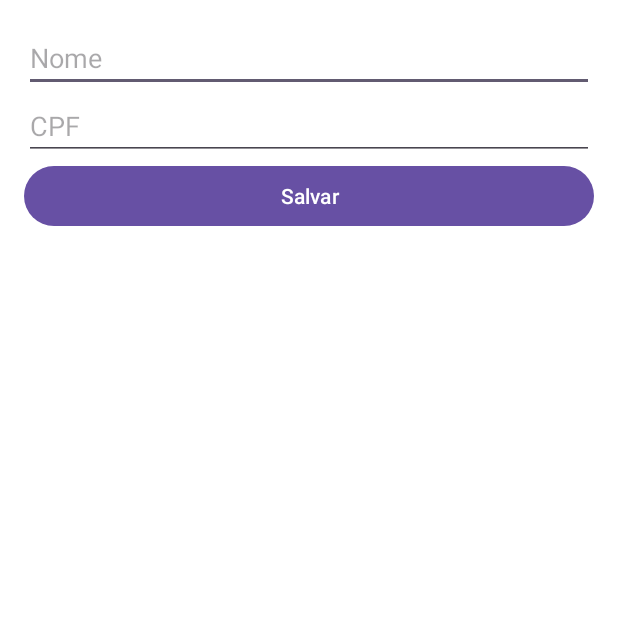
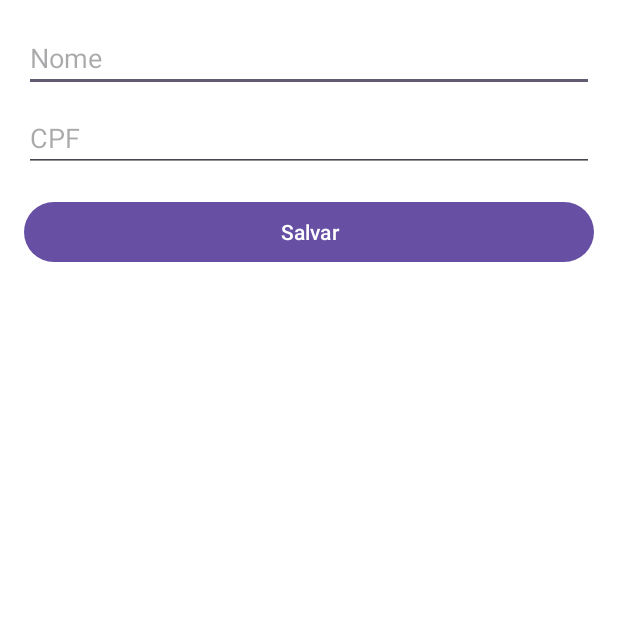
Before and after one commit to joao-vittorr/AvaliacaoConsultaMedicaAppAndroidComApiEmJava, an Android app: the CadastroPacienteActivity screen opened directly, with no data from a screen before it, on a phone screen of 412 x 824 dp, the top half of it. Run offline under Robolectric (Android 15) with nearby library versions, the phone set to English and light mode, and no system bars.

Commit message:
corrigindo tela de cadastro de paciente e listagem

```diff
--- a/app/build.gradle.kts
+++ b/app/build.gradle.kts
@@ -42,6 +42,9 @@ dependencies {
     // Adicione a dependência do OkHttp
     implementation("com.squareup.okhttp3:okhttp:4.9.3")
     implementation ("com.google.code.gson:gson:2.8.9")
+    implementation ("com.squareup.okhttp3:okhttp:4.9.3")
+    implementation ("com.squareup.okhttp3:okhttp:4.9.3")
+
 
 
     testImplementation(libs.junit)
--- a/app/src/main/res/layout/activity_cadastro_paciente.xml
+++ b/app/src/main/res/layout/activity_cadastro_paciente.xml
@@ -1,8 +1,7 @@
 <?xml version="1.0" encoding="utf-8"?>
-<LinearLayout xmlns:android="http://schemas.android.com/apk/res/android"
+<RelativeLayout xmlns:android="http://schemas.android.com/apk/res/android"
     android:layout_width="match_parent"
     android:layout_height="match_parent"
-    android:orientation="vertical"
     android:padding="16dp"
     android:background="@android:color/white">
 
@@ -11,27 +10,33 @@
         android:layout_width="match_parent"
         android:layout_height="wrap_content"
         android:hint="Nome"
-        android:textColor="@android:color/black"/>
+        android:textColor="@android:color/black"
+        android:layout_marginBottom="8dp" />
 
     <EditText
         android:id="@+id/etCpf"
         android:layout_width="match_parent"
         android:layout_height="wrap_content"
+        android:layout_below="@id/etNome"
         android:hint="CPF"
         android:inputType="number"
-        android:textColor="@android:color/black"/>
+        android:textColor="@android:color/black"
+        android:layout_marginBottom="16dp" />
 
     <Button
         android:id="@+id/btnSave"
         android:layout_width="match_parent"
         android:layout_height="wrap_content"
-        android:text="Salvar"/>
+        android:layout_below="@id/etCpf"
+        android:text="Salvar" />
 
     <Button
         android:id="@+id/btnDelete"
         android:layout_width="match_parent"
         android:layout_height="wrap_content"
+        android:layout_below="@id/btnSave"
         android:text="Deletar"
-        android:visibility="gone"/> <!-- Será exibido apenas ao editar -->
+        android:visibility="gone"
+        android:layout_marginTop="16dp" />
 
-</LinearLayout>
+</RelativeLayout>
```
Also changed, not shown: app/src/main/java/com/example/consultamedicaapp/HomeActivity.java (+7 -2 lines), app/src/main/java/com/example/consultamedicaapp/Paciente.java (+13 -6 lines), app/src/main/res/layout/item_paciente.xml (+23 -8 lines), app/src/main/java/com/example/consultamedicaapp/CadastroPacienteActivity.java (line endings or trailing spaces), app/src/main/java/com/example/consultamedicaapp/ListaPacientesActivity.java (line endings or trailing spaces), app/src/main/java/com/example/consultamedicaapp/PacienteAdapter.java (line endings or trailing spaces).
